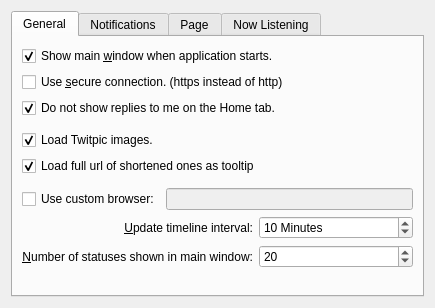
This is choqok/prefs_base.ui in KDE/choqok as Qt 5 draws it before an edit. The edited form follows.
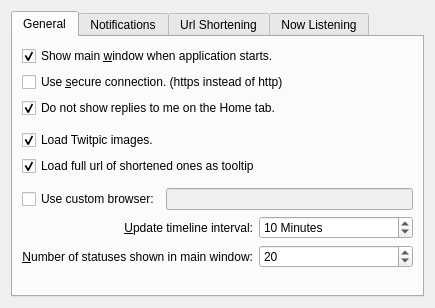
This is the edited form. Custom widgets are drawn as their Qt base class.

Commit message: Missing Tab name added

What changed in the file:
```diff
--- a/choqok/prefs_base.ui
+++ b/choqok/prefs_base.ui
@@ -287,7 +287,7 @@
      </widget>
      <widget class="QWidget" name="tab_4">
       <attribute name="title">
-       <string>Page</string>
+       <string>Url Shortening</string>
       </attribute>
       <layout class="QVBoxLayout" name="verticalLayout_2">
        <item>
```
